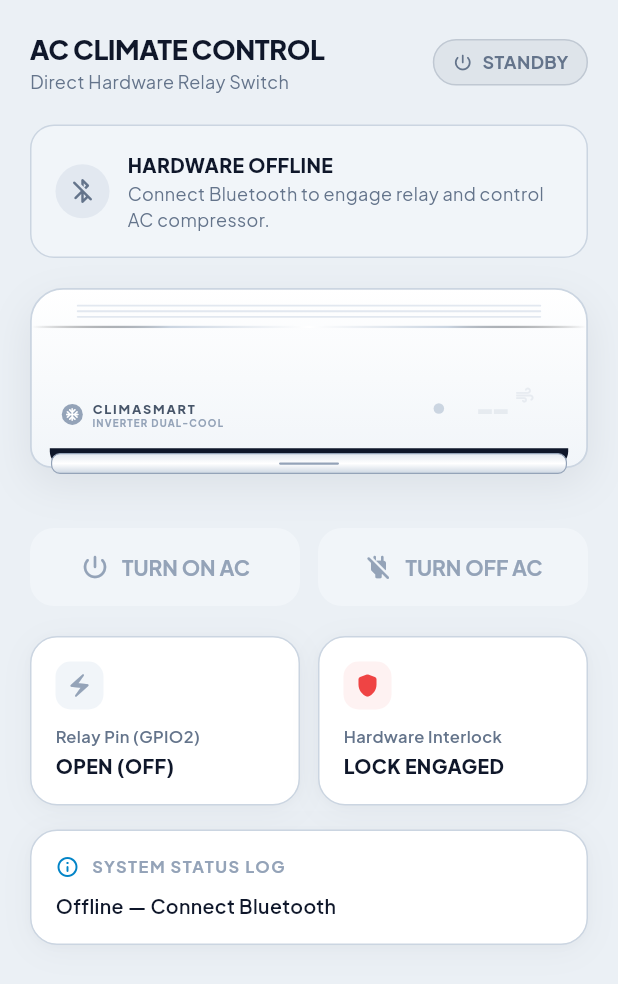
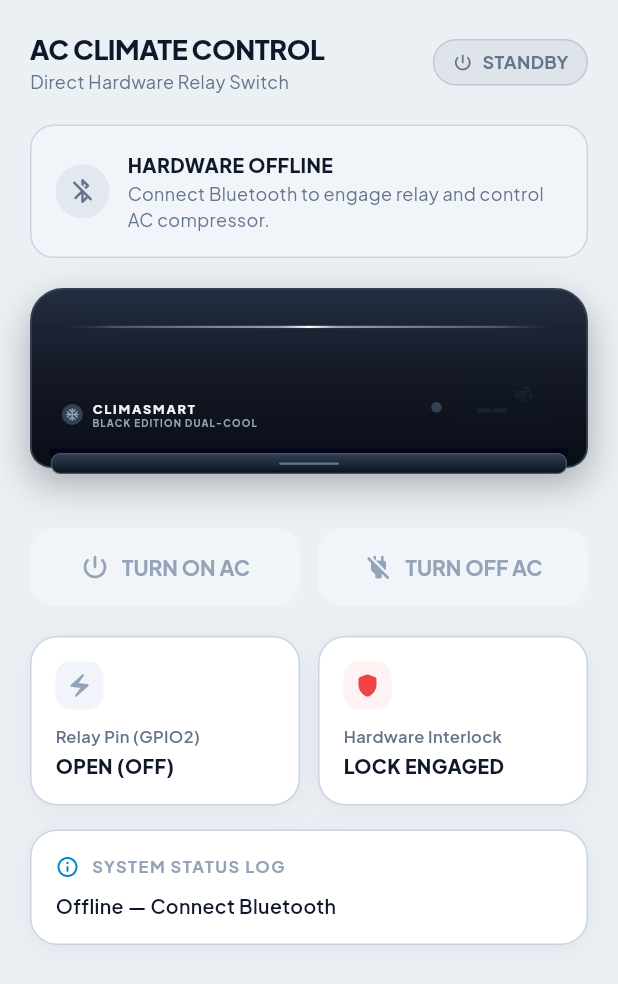
Before and after one commit to hassanIssa00/AC-Smart-Control, a Flutter app: the AcControlScreen screen opened directly, on a phone screen of 412 x 824 dp. Shown: the top 984 px of the screen. Run offline on Flutter 3.47's test engine with Material 3 defaults, Android fonts, the phone set to English and light mode, and no system bars; drawn by our look-alikes of flutter_animate; our stand-ins replace google_fonts, pdf, permission_handler, printing; missing offline and left inert: flutter_blue_classic.

Commit message:
feat(ui): update AC unit styling to Luxury Obsidian Black Edition with chrome accent

```diff
--- a/lib/widgets/interactive_climate_widgets.dart
+++ b/lib/widgets/interactive_climate_widgets.dart
@@ -103,16 +103,16 @@ class _RealisticSplitAcUnitState extends State<RealisticSplitAcUnit>
           Stack(
             clipBehavior: Clip.none,
             children: [
-              // 1. Chassis Outer Shell
+              // 1. Chassis Outer Shell (Luxury Obsidian Piano Black Edition)
               Container(
                 width: double.infinity,
                 height: 120,
                 decoration: BoxDecoration(
                   gradient: const LinearGradient(
                     colors: [
-                      Color(0xFFFFFFFF),
-                      Color(0xFFF8FAFC),
-                      Color(0xFFF1F5F9),
+                      Color(0xFF242E40), // Top bevel titanium reflection
+                      Color(0xFF131824), // Sleek obsidian body
+                      Color(0xFF090D16), // Deep midnight black base
                     ],
                     begin: Alignment.topCenter,
                     end: Alignment.bottomCenter,
@@ -123,19 +123,19 @@ class _RealisticSplitAcUnitState extends State<RealisticSplitAcUnit>
                     bottomLeft: Radius.circular(14),
                     bottomRight: Radius.circular(14),
                   ),
-                  border: Border.all(color: const Color(0xFFCBD5E1), width: 1.2),
+                  border: Border.all(color: const Color(0xFF334155), width: 1.2),
                   boxShadow: [
                     BoxShadow(
-                      color: const Color(0xFF0F172A).withValues(alpha: 0.08),
-                      blurRadius: 24,
+                      color: Colors.black.withValues(alpha: 0.30),
+                      blurRadius: 22,
                       offset: const Offset(0, 10),
                     ),
                     BoxShadow(
                       color: widget.isOn
-                          ? const Color(0xFF0284C7).withValues(alpha: 0.15)
+                          ? const Color(0xFF00E5FF).withValues(alpha: 0.22)
                           : Colors.transparent,
-                      blurRadius: 35,
-                      offset: const Offset(0, 15),
+                      blurRadius: 36,
+                      offset: const Offset(0, 14),
                     ),
                   ],
                 ),
@@ -153,7 +153,7 @@ class _RealisticSplitAcUnitState extends State<RealisticSplitAcUnit>
                             margin: const EdgeInsets.only(bottom: 2.5),
                             height: 1.2,
                             decoration: BoxDecoration(
-                              color: const Color(0xFFE2E8F0),
+                              color: const Color(0xFF1E293B),
                               borderRadius: BorderRadius.circular(1),
                             ),
                           ),
@@ -161,7 +161,7 @@ class _RealisticSplitAcUnitState extends State<RealisticSplitAcUnit>
                       ),
                     ),
 
-                    // Chrome Horizontal Trim Accent
+                    // Chrome Horizontal Trim Accent (Mirror Platinum Reflection)
                     Positioned(
                       top: 24,
                       left: 0,
@@ -172,11 +172,14 @@ class _RealisticSplitAcUnitState extends State<RealisticSplitAcUnit>
                           gradient: LinearGradient(
                             colors: [
                               Colors.transparent,
-                              Color(0xFFCBD5E1),
-                              Color(0xFFFFFFFF),
-                              Color(0xFFCBD5E1),
+                              Color(0xFF475569),
+                              Color(0xFF94A3B8),
+                              Color(0xFFF8FAFC),
+                              Color(0xFF94A3B8),
+                              Color(0xFF475569),
                               Colors.transparent,
                             ],
+                            stops: [0.0, 0.15, 0.45, 0.5, 0.55, 0.85, 1.0],
                           ),
                         ),
                       ),
@@ -194,13 +197,21 @@ class _RealisticSplitAcUnitState extends State<RealisticSplitAcUnit>
                             decoration: BoxDecoration(
                               shape: BoxShape.circle,
                               color: widget.isOn
-                                  ? const Color(0xFF0284C7)
-                                  : const Color(0xFF94A3B8),
+                                  ? const Color(0xFF00E5FF)
+                                  : const Color(0xFF334155),
+                              boxShadow: widget.isOn
+                                  ? [
+                                      BoxShadow(
+                                        color: const Color(0xFF00E5FF).withValues(alpha: 0.6),
+                                        blurRadius: 8,
+                                      ),
+                                    ]
+                                  : null,
                             ),
-                            child: const Icon(
+                            child: Icon(
                               Icons.ac_unit_rounded,
                               size: 10,
-                              color: Colors.white,
+                              color: widget.isOn ? const Color(0xFF0F172A) : const Color(0xFF94A3B8),
                             ),
                           ),
                           const SizedBox(width: 6),
@@ -210,14 +221,14 @@ class _RealisticSplitAcUnitState extends State<RealisticSplitAcUnit>
                               Text(
                                 'CLIMASMART',
                                 style: GoogleFonts.plusJakartaSans(
-                                  color: const Color(0xFF475569),
+                                  color: const Color(0xFFF1F5F9),
                                   fontSize: 8.5,
                                   fontWeight: FontWeight.w800,
                                   letterSpacing: 1.2,
                                 ),
                               ),
                               Text(
-                                'INVERTER DUAL-COOL',
+                                'BLACK EDITION DUAL-COOL',
                                 style: GoogleFonts.plusJakartaSans(
                                   color: const Color(0xFF94A3B8),
                                   fontSize: 6.5,
@@ -246,12 +257,12 @@ class _RealisticSplitAcUnitState extends State<RealisticSplitAcUnit>
                               shape: BoxShape.circle,
                               color: widget.isOn
                                   ? const Color(0xFF10B981)
-                                  : const Color(0xFFCBD5E1),
+                                  : const Color(0xFF334155),
                               boxShadow: widget.isOn
                                   ? [
                                       BoxShadow(
                                         color: const Color(0xFF10B981)
-                                            .withValues(alpha: 0.8),
+                                            .withValues(alpha: 0.9),
                                         blurRadius: 8,
                                         spreadRadius: 2,
                                       ),
@@ -261,18 +272,24 @@ class _RealisticSplitAcUnitState extends State<RealisticSplitAcUnit>
                           ),
                           const SizedBox(width: 12),
 
-                          // Concealed LED Glow Screen
+                          // Concealed LED Glow Screen (Smoked Glass Digital Display)
                           AnimatedOpacity(
                             duration: const Duration(milliseconds: 400),
-                            opacity: widget.isOn ? 1.0 : 0.15,
+                            opacity: widget.isOn ? 1.0 : 0.2,
                             child: Container(
                               padding: const EdgeInsets.symmetric(
                                   horizontal: 10, vertical: 3),
                               decoration: BoxDecoration(
                                 color: widget.isOn
-                                    ? const Color(0xFF0369A1).withValues(alpha: 0.08)
-                                    : Colors.transparent,
+                                    ? const Color(0xFF00E5FF).withValues(alpha: 0.1)
+                                    : const Color(0xFF1E293B).withValues(alpha: 0.3),
                                 borderRadius: BorderRadius.circular(8),
+                                border: Border.all(
+                                  color: widget.isOn
+                                      ? const Color(0xFF00E5FF).withValues(alpha: 0.35)
+                                      : Colors.transparent,
+                                  width: 0.8,
+                                ),
                               ),
                               child: Row(
                                 mainAxisSize: MainAxisSize.min,
@@ -282,11 +299,19 @@ class _RealisticSplitAcUnitState extends State<RealisticSplitAcUnit>
                                     displayTemp,
                                     style: GoogleFonts.orbitron(
                                       color: widget.isOn
-                                          ? const Color(0xFF0284C7)
-                                          : const Color(0xFF94A3B8),
+                                          ? const Color(0xFF00E5FF)
+                                          : const Color(0xFF475569),
                                       fontSize: 22,
                                       fontWeight: FontWeight.w800,
                                       letterSpacing: -1,
+                                      shadows: widget.isOn
+                                          ? [
+                                              Shadow(
+                                                color: const Color(0xFF00E5FF).withValues(alpha: 0.7),
+                                                blurRadius: 10,
+                                              ),
+                                            ]
+                                          : null,
                                     ),
                                   ),
                                   const SizedBox(width: 4),
@@ -294,8 +319,8 @@ class _RealisticSplitAcUnitState extends State<RealisticSplitAcUnit>
                                     Icons.air_rounded,
                                     size: 14,
                                     color: widget.isOn
-                                        ? const Color(0xFF0284C7)
-                                        : const Color(0xFF94A3B8),
+                                        ? const Color(0xFF00E5FF)
+                                        : const Color(0xFF475569),
                                   ),
                                 ],
                               ),
@@ -313,7 +338,7 @@ class _RealisticSplitAcUnitState extends State<RealisticSplitAcUnit>
                       child: Container(
                         height: 12,
                         decoration: const BoxDecoration(
-                          color: Color(0xFF0F172A),
+                          color: Color(0xFF020617),
                           borderRadius: BorderRadius.only(
                             bottomLeft: Radius.circular(10),
                             bottomRight: Radius.circular(10),
@@ -325,7 +350,7 @@ class _RealisticSplitAcUnitState extends State<RealisticSplitAcUnit>
                 ),
               ),
 
-              // 2. Animated Motorized Bottom Louver Flap
+              // 2. Animated Motorized Bottom Louver Flap (Black Edition)
               Positioned(
                 left: 14,
                 right: 14,
@@ -343,16 +368,16 @@ class _RealisticSplitAcUnitState extends State<RealisticSplitAcUnit>
                         height: 14,
                         decoration: BoxDecoration(
                           gradient: const LinearGradient(
-                            colors: [Color(0xFFE2E8F0), Color(0xFFFFFFFF), Color(0xFFCBD5E1)],
+                            colors: [Color(0xFF334155), Color(0xFF1E293B), Color(0xFF090D16)],
                             begin: Alignment.topCenter,
                             end: Alignment.bottomCenter,
                           ),
                           borderRadius: BorderRadius.circular(6),
-                          border: Border.all(color: const Color(0xFF94A3B8), width: 0.8),
+                          border: Border.all(color: const Color(0xFF475569), width: 0.8),
                           boxShadow: [
                             BoxShadow(
-                              color: Colors.black.withValues(alpha: openProgress * 0.2),
-                              blurRadius: 6,
+                              color: Colors.black.withValues(alpha: openProgress * 0.4),
+                              blurRadius: 8,
                               offset: Offset(0, openProgress * 4),
                             ),
                           ],
@@ -362,7 +387,7 @@ class _RealisticSplitAcUnitState extends State<RealisticSplitAcUnit>
                             width: 40,
                             height: 1.5,
                             decoration: BoxDecoration(
-                              color: const Color(0xFF94A3B8),
+                              color: const Color(0xFF64748B),
                               borderRadius: BorderRadius.circular(1),
                             ),
                           ),
@@ -428,8 +453,8 @@ class _CoolBreezePainter extends CustomPainter {
           begin: Alignment.topCenter,
           end: Alignment.bottomCenter,
           colors: [
-            const Color(0xFF0284C7).withValues(alpha: 0.6 * opacity * (1.0 - waveOffset)),
-            const Color(0xFF38BDF8).withValues(alpha: 0.4 * opacity * (1.0 - waveOffset)),
+            const Color(0xFF00E5FF).withValues(alpha: 0.75 * opacity * (1.0 - waveOffset)),
+            const Color(0xFF38BDF8).withValues(alpha: 0.5 * opacity * (1.0 - waveOffset)),
             Colors.white.withValues(alpha: 0.0),
           ],
         ).createShader(Rect.fromLTWH(0, 0, size.width, size.height));
@@ -453,7 +478,7 @@ class _CoolBreezePainter extends CustomPainter {
       final particleY = startY + (endY - startY) * waveOffset;
       final particleX = currentX + (12 * math.sin(waveOffset * math.pi * 4));
       final particlePaint = Paint()
-        ..color = const Color(0xFF0EA5E9).withValues(alpha: 0.5 * opacity * (1.0 - waveOffset))
+        ..color = const Color(0xFF00E5FF).withValues(alpha: 0.65 * opacity * (1.0 - waveOffset))
         ..style = PaintingStyle.fill;
       canvas.drawCircle(Offset(particleX, particleY), 2.0 * (1.0 - waveOffset), particlePaint);
     }
```
